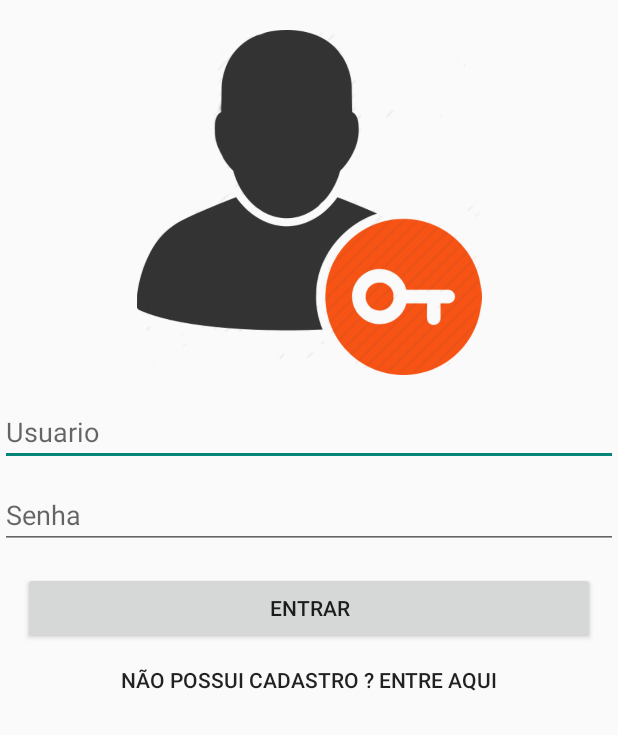
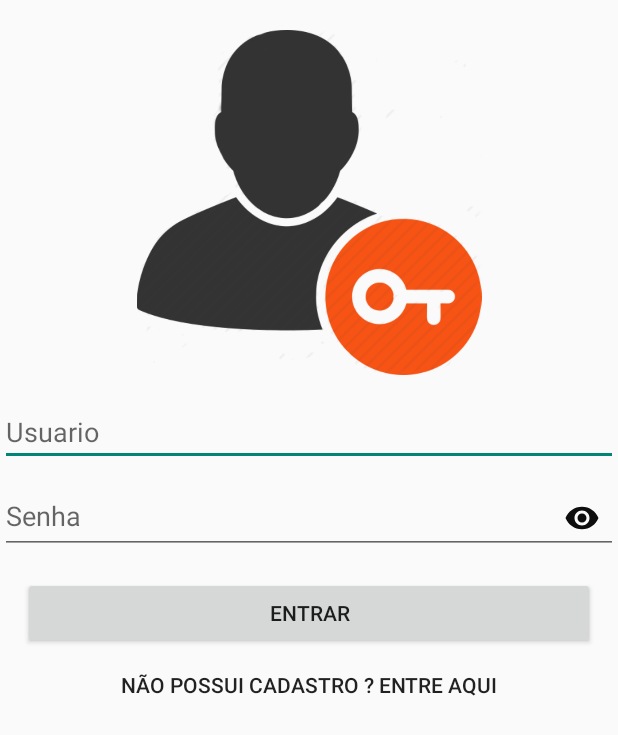
Before and after one commit to talahasi/LoginAndroidSQL, an Android app: the screen it shows after launch (MainActivity), on a phone screen of 412 x 824 dp. Shown: the top 735 px of the screen. Run offline under Robolectric (Android 15) with nearby library versions, the phone set to English and light mode, and no system bars.

Commit message:
#Arquivo atualizado

```diff
--- a/app/src/main/java/com/csgamer/han/login/AnimaisActivity.java
+++ b/app/src/main/java/com/csgamer/han/login/AnimaisActivity.java
@@ -14,7 +14,7 @@ import android.widget.ListView;
 import android.widget.Toast;
 import com.csgamer.han.login.dao.AnimalDao;
 import com.csgamer.han.login.dao.DaoAdapter;
-import com.blue.giovani.login.model.Animal;
+import com.csgamer.han.login.model.Animal;
 
 import java.util.ArrayList;
 import java.util.List;
@@ -24,6 +24,7 @@ public class AnimaisActivity extends AppCompatActivity {
     private static final int EXCLUIR = 2;
     private ListView lista;
     private List<Animal> animais;
+
 
     @Override
     protected void onCreate(Bundle savedInstanceState) {
@@ -35,7 +36,7 @@ public class AnimaisActivity extends AppCompatActivity {
 
         DaoAdapter daoAdapter = new DaoAdapter(this);
 
-        FloatingActionButton fab = findViewById(R.id.fab);
+        FloatingActionButton fab =(FloatingActionButton) findViewById(R.id.fab);
         fab.setOnClickListener(new View.OnClickListener() {
             @Override
             public void onClick(View view) {
--- a/app/src/main/java/com/csgamer/han/login/MainActivity.java
+++ b/app/src/main/java/com/csgamer/han/login/MainActivity.java
@@ -9,7 +9,7 @@ import android.widget.EditText;
 import android.widget.Toast;
 import com.csgamer.han.login.dao.DaoAdapter;
 import com.csgamer.han.login.dao.UsuarioDao;
-import com.blue.giovani.login.model.Usuario;
+import com.csgamer.han.login.Usuario;
 
 public class MainActivity extends AppCompatActivity {
 
--- a/app/src/main/java/com/csgamer/han/login/NovoAnimalActivity.java
+++ b/app/src/main/java/com/csgamer/han/login/NovoAnimalActivity.java
@@ -7,7 +7,7 @@ import android.view.View;
 import android.widget.EditText;
 import android.widget.Toast;
 import com.csgamer.han.login.dao.AnimalDao;
-import com.blue.giovani.login.model.Animal;
+import com.csgamer.han.login.model.Animal;
 
 public class NovoAnimalActivity extends AppCompatActivity {
     private EditText nome;
--- a/app/src/main/java/com/csgamer/han/login/dao/AnimalDao.java
+++ b/app/src/main/java/com/csgamer/han/login/dao/AnimalDao.java
@@ -1,7 +1,7 @@
 package com.csgamer.han.login.dao;
 
 import android.content.Context;
-import com.blue.giovani.login.model.Animal;
+import com.csgamer.han.login.model.Animal;
 
 import java.util.ArrayList;
 import java.util.List;
--- a/app/src/main/java/com/csgamer/han/login/dao/UsuarioDao.java
+++ b/app/src/main/java/com/csgamer/han/login/dao/UsuarioDao.java
@@ -1,7 +1,8 @@
 package com.csgamer.han.login.dao;
 
 import android.content.Context;
-import com.blue.giovani.login.model.Usuario;
+
+import com.csgamer.han.login.Usuario;
 
 import java.util.ArrayList;
 import java.util.List;
--- a/app/src/main/java/com/csgamer/han/login/model/Animal.java
+++ b/app/src/main/java/com/csgamer/han/login/model/Animal.java
@@ -1,4 +1,4 @@
-package com.blue.giovani.login.model;
+package com.csgamer.han.login.model;
 
 public class Animal {
     private long id;
--- a/app/src/main/java/com/csgamer/han/login/model/Usuario.java
+++ b/app/src/main/java/com/csgamer/han/login/model/Usuario.java
@@ -1,4 +1,4 @@
-package com.blue.giovani.login.model;
+package com.csgamer.han.login;
 
 public class Usuario {
     private long id;
--- a/app/src/main/res/layout/activity_animais.xml
+++ b/app/src/main/res/layout/activity_animais.xml
@@ -5,7 +5,7 @@
         xmlns:app="http://schemas.android.com/apk/res-auto"
         android:layout_width="match_parent"
         android:layout_height="match_parent"
-        tools:context="com.blue.giovani.login.AnimaisActivity">
+        tools:context="com.csgamer.han.login.AnimaisActivity">
 
     <LinearLayout
         android:id="@+id/superior"
--- a/app/src/main/res/layout/activity_main.xml
+++ b/app/src/main/res/layout/activity_main.xml
@@ -5,7 +5,7 @@
         xmlns:app="http://schemas.android.com/apk/res-auto"
         android:layout_width="match_parent"
         android:layout_height="match_parent"
-        tools:context="com.blue.giovani.login.MainActivity">
+        tools:context="com.csgamer.han.login.MainActivity">
 
     <LinearLayout
         android:layout_width="match_parent"
@@ -37,6 +37,14 @@
             android:hint="Usuario"
             android:inputType="textPersonName" />
 
+// METODO PARA DEIXAR O OLHO QUE VISUALIZA A SENHA
+<android.support.design.widget.TextInputLayout
+            android:layout_width="match_parent"
+            android:layout_height="wrap_content"
+            app:passwordToggleEnabled="true"
+            app:passwordToggleTint="@color/colorPrimary">
+
+
         <EditText
             android:id="@+id/txtSenha"
             android:layout_width="match_parent"
@@ -45,7 +53,7 @@
             android:ems="10"
             android:hint="Senha"
             android:inputType="textPassword" />
-
+</android.support.design.widget.TextInputLayout>
         <Button
             android:id="@+id/btnLogin"
             android:layout_width="match_parent"
--- a/app/src/main/res/layout/activity_novo_animal.xml
+++ b/app/src/main/res/layout/activity_novo_animal.xml
@@ -5,7 +5,7 @@
         xmlns:app="http://schemas.android.com/apk/res-auto"
         android:layout_width="match_parent"
         android:layout_height="match_parent"
-        tools:context="com.blue.giovani.login.NovoAnimalActivity">
+        tools:context="com.csgamer.han.login.NovoAnimalActivity">
 
     <ScrollView
         android:layout_width="match_parent"
--- a/app/src/main/res/layout/activity_novo_registro.xml
+++ b/app/src/main/res/layout/activity_novo_registro.xml
@@ -5,7 +5,7 @@
         xmlns:app="http://schemas.android.com/apk/res-auto"
         android:layout_width="match_parent"
         android:layout_height="match_parent"
-        tools:context="com.blue.giovani.login.NovoRegistroActivity">
+        tools:context="com.csgamer.han.login.NovoRegistroActivity">
 
     <ScrollView
         android:layout_width="match_parent"
```
Also changed, not shown: app/src/main/java/com/csgamer/han/login/NovoRegistroActivity.java (+5 -5 lines).
